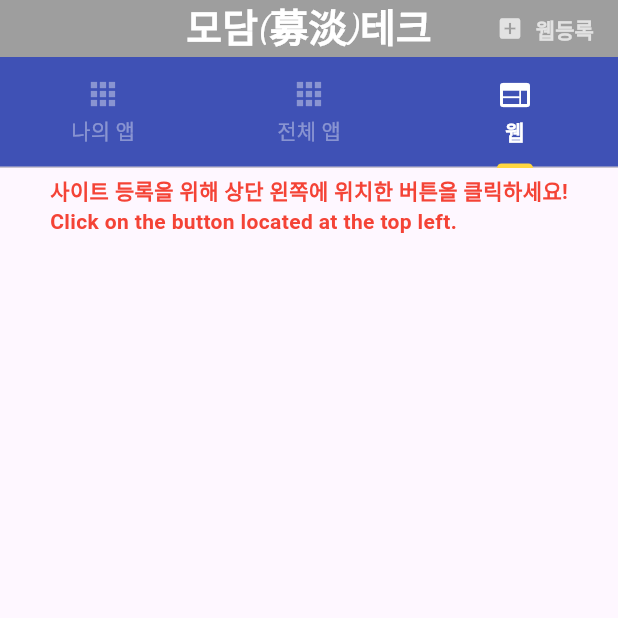
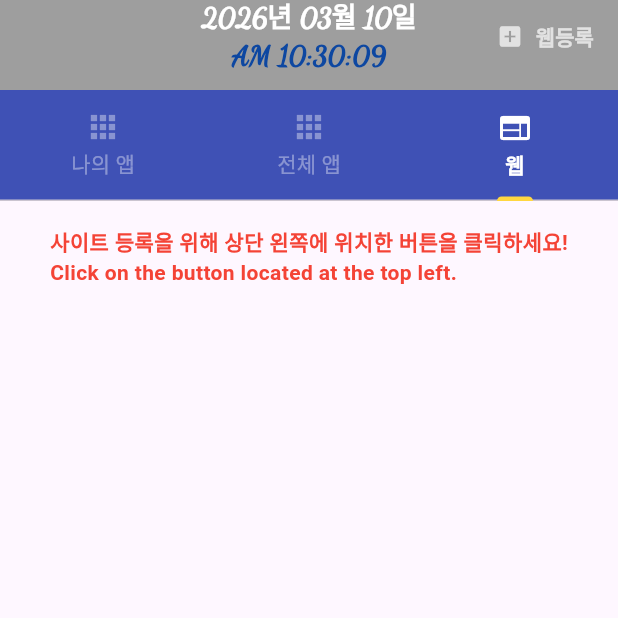
Before and after one commit to modam2026/app_wallet_app, a Flutter app: the screen it shows after launch, tab 3 chosen, on a phone screen of 412 x 824 dp, the top half of it. Run offline on Flutter 3.47's test engine with Material 3 defaults, Android fonts, the phone set to English and light mode, and no system bars; our stand-ins replace flutter_svg, fluttertoast, shared_preferences, sqflite, visibility_detector; missing offline and left inert: flutter_keyboard_visibility_platform_interface; accounts and stored records are empty; statements that could not run were skipped.

Commit message:
년월일,시간대까지 수정했음음

```diff
--- a/lib/sub/MgrAppWebPage.dart
+++ b/lib/sub/MgrAppWebPage.dart
@@ -1,3 +1,4 @@
+import 'dart:async';
 import 'package:app_wallet_app/common/common_helper.dart';
 import 'package:app_wallet_app/common/dic_service.dart';
 import 'package:app_wallet_app/sub/DrawerPage.dart';
@@ -16,6 +17,16 @@ class MgrAppWebPage extends StatefulWidget {
 
 class _MgrAppWebPageState extends State<MgrAppWebPage> {
   CommonHelper commonHelper = CommonHelper.instance;
+  late DateTime _now;
+  late Timer _timer;
+
+  /// AM/PM + 12시간 형식 hh:mm:ss
+  String get _timeString {
+    final h24 = _now.hour; // 0~23
+    final prefix = h24 < 12 ? 'AM' : 'PM';
+    final h12 = h24 % 12 == 0 ? 12 : h24 % 12;
+    return '$prefix ${h12.toString().padLeft(2, '0')}:${_now.minute.toString().padLeft(2, '0')}:${_now.second.toString().padLeft(2, '0')}';
+  }
 
   void refreshThisPage() async {
     final dicService = Provider.of<DicService>(context, listen: false);
@@ -32,11 +43,18 @@ class _MgrAppWebPageState extends State<MgrAppWebPage> {
   @override
   void initState() {
     super.initState();
+    _now = DateTime.now();
+    _timer = Timer.periodic(const Duration(seconds: 1), (_) {
+      setState(() {
+        _now = DateTime.now();
+      });
+    });
     _initAsync();
   }
 
   @override
   void dispose() {
+    _timer.cancel();
     super.dispose();
   }
 
@@ -49,15 +67,39 @@ class _MgrAppWebPageState extends State<MgrAppWebPage> {
           elevation: 0,
           backgroundColor: Colors.grey,
           centerTitle: true,
+          toolbarHeight: kToolbarHeight + 10,
           iconTheme: IconThemeData(color: Colors.black),
-          title: Text(
-            "모담(募淡)테크",
-            style: TextStyle(
+          title: Column(
+            mainAxisSize: MainAxisSize.min,
+            mainAxisAlignment: MainAxisAlignment.center,
+            children: [
+              Text.rich(
+                TextSpan(
+                  text:
+                      '${_now.year.toString()}년 ${_now.month.toString().padLeft(2, '0')}월 ${_now.day.toString().padLeft(2, '0')}일',
+                  style: const TextStyle(
                     color: Colors.white,
-              fontSize: 26,
-              fontWeight: FontWeight.bold,
+                    fontSize: 18,
+                    fontWeight: FontWeight.w900,
                     fontFamily: 'DancingScript',
                   ),
+                ),
+              ),
+              const SizedBox(height: 2),
+              SizedBox(
+                width: 140,
+                child: Text(
+                  _timeString,
+                  style: TextStyle(
+                    color: Colors.blue.shade900,
+                    fontSize: 18,
+                    fontWeight: FontWeight.w900,
+                    fontFamily: 'DancingScript',
+                  ),
+                  textAlign: TextAlign.center,
+                ),
+              ),
+            ],
           ),
           // leading: TextButton(
           //   child: FittedBox(
@@ -94,17 +136,17 @@ class _MgrAppWebPageState extends State<MgrAppWebPage> {
             ),
           ],
           bottom: PreferredSize(
-            preferredSize: Size.fromHeight(kToolbarHeight),
+            preferredSize: const Size.fromHeight(kToolbarHeight + 12),
+            child: Padding(
+              padding: const EdgeInsets.only(top: 12),
               child: Container(
                 color: Colors.indigo, // 배경색을 설정합니다.
-              child: TabBar(
+                child: const TabBar(
                   indicatorColor: Colors.amberAccent,
-                      labelColor: Colors.white,              // 선택된 탭
-                      unselectedLabelColor: Colors.white38,  // 비선택 탭 (더 흐리게)
-                      labelStyle: const TextStyle(
-                        fontWeight: FontWeight.bold,
-                      ),
-                      unselectedLabelStyle: const TextStyle(
+                  labelColor: Colors.white, // 선택된 탭
+                  unselectedLabelColor: Colors.white38, // 비선택 탭 (더 흐리게)
+                  labelStyle: TextStyle(fontWeight: FontWeight.bold),
+                  unselectedLabelStyle: TextStyle(
                     fontWeight: FontWeight.normal,
                   ),
                   tabs: [
@@ -116,13 +158,17 @@ class _MgrAppWebPageState extends State<MgrAppWebPage> {
               ),
             ),
           ),
-        body: TabBarView(
+        ),
+        body: const Padding(
+          padding: EdgeInsets.only(top: 12),
+          child: TabBarView(
             physics: NeverScrollableScrollPhysics(),
             children: [
               TabMyAppPage(),
               TabAllAppPage(),
               TabWebPage(),
             ],
+          ),
         ),
         endDrawer: Drawer(
           child: SafeArea(
```
Also changed, not shown: lib/main2.dart (added, +83 -0 lines). Lines whose indentation alone changed are shown as unchanged.
